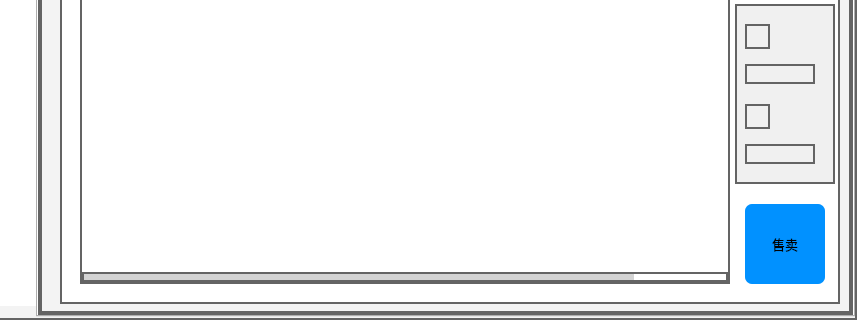
Onlyonehead/NMSL-Proj1, file src-client/mainwindow.ui: the form before one commit; both pictures show x 143 to 1000 and y 380 to 700 of the 1000 by 700 pixel window.
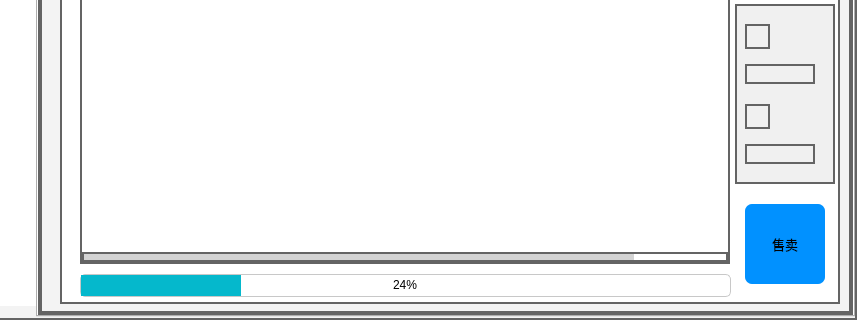
The form after the commit. The open tabs and pages were chosen to show the change. Icons and pictures are not drawn.

The edit to the form file:
```diff
--- a/src-client/mainwindow.ui
+++ b/src-client/mainwindow.ui
@@ -1045,7 +1045,7 @@
          <x>20</x>
          <y>80</y>
          <width>650</width>
-         <height>430</height>
+         <height>410</height>
         </rect>
        </property>
        <property name="styleSheet">
@@ -1244,6 +1244,30 @@
         </property>
        </widget>
       </widget>
+      <widget class="QProgressBar" name="progressBar_sell">
+       <property name="geometry">
+        <rect>
+         <x>20</x>
+         <y>500</y>
+         <width>651</width>
+         <height>23</height>
+        </rect>
+       </property>
+       <property name="styleSheet">
+        <string notr="true">QProgressBar::chunk {
+   background-color: #05B8CC;
+   width: 20px;
+}
+QProgressBar {
+   border: 1px solid rgb(200, 200, 200);
+   border-radius: 5px;
+   text-align: center;
+}</string>
+       </property>
+       <property name="value">
+        <number>24</number>
+       </property>
+      </widget>
      </widget>
     </widget>
     <widget class="QWidget" name="tab_5">
```
Left out of the diff: 2 changed lines with no effect on the pictures.
